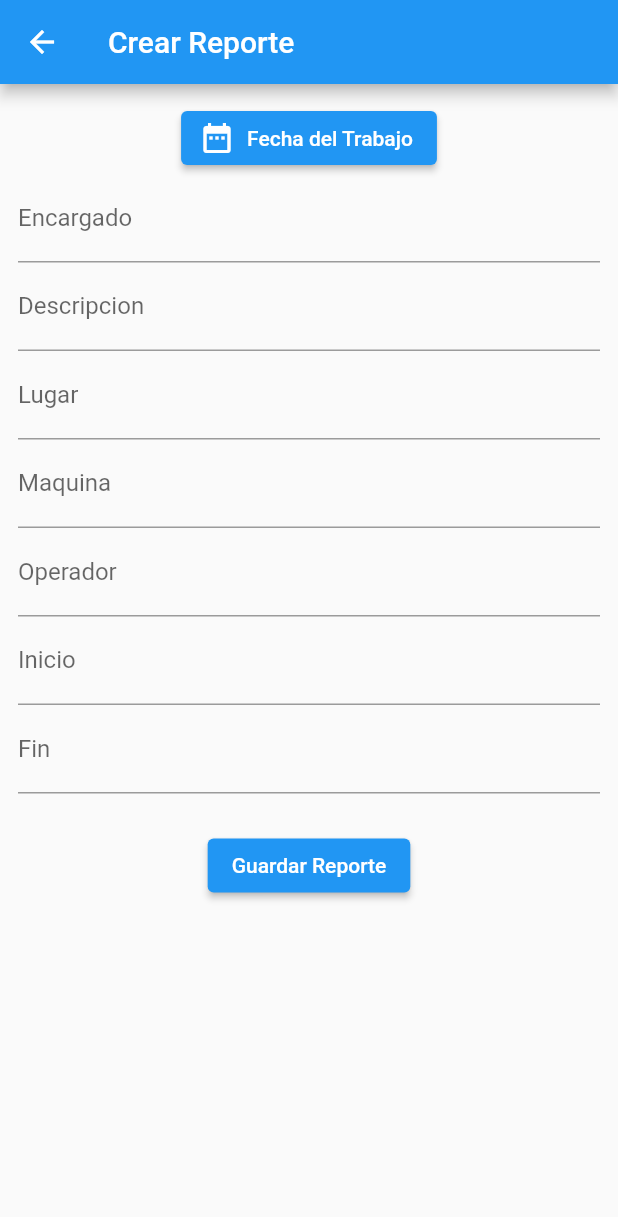
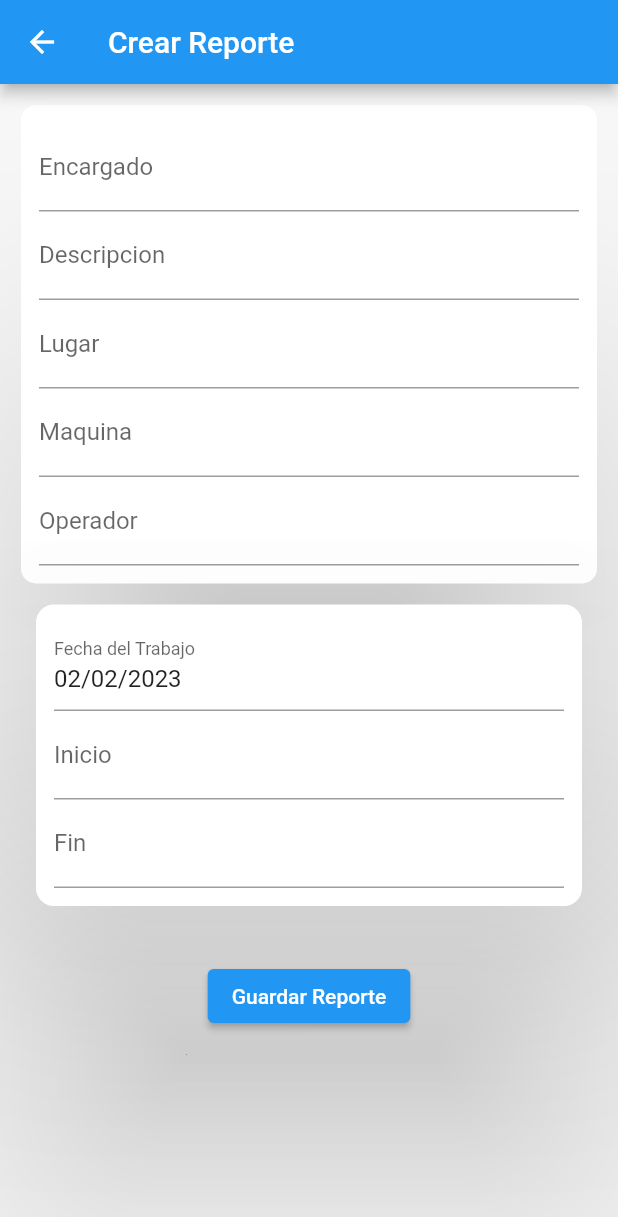
Before and after one commit to ramirezsebas/reporte_gen, a Flutter app: the CreateReportPage screen opened directly, on a phone screen of 412 x 824 dp. Shown: the top 1217 px of the screen. Run offline on Flutter 3.47's test engine with Material 2 defaults, Android fonts, the phone set to English and light mode, and no system bars; our stand-ins replace floor, get_it, open_file, pdf, sqflite; accounts and stored records are empty; generated files the repository leaves out were written again.

Commit message:
refactor: cambiamos por un inputdate field

```diff
--- a/lib/pages/create_report_page.dart
+++ b/lib/pages/create_report_page.dart
@@ -4,8 +4,15 @@ import 'package:provider/provider.dart';
 import 'package:report_generator/data/providers/loading_provider.dart';
 import 'package:report_generator/data/providers/reporte_provider.dart';
 
-class CreateReportPage extends StatelessWidget {
+class CreateReportPage extends StatefulWidget {
   const CreateReportPage({Key? key}) : super(key: key);
+
+  @override
+  State<CreateReportPage> createState() => _CreateReportPageState();
+}
+
+class _CreateReportPageState extends State<CreateReportPage> {
+  TextEditingController dateinput = TextEditingController();
   @override
   Widget build(BuildContext context) {
     var reporteProvider = context.read<ReporteProvider>();
@@ -21,56 +28,28 @@ class CreateReportPage extends StatelessWidget {
               child: SingleChildScrollView(
                 child: Column(
                   children: [
-                    Row(
-                      mainAxisAlignment: MainAxisAlignment.center,
+                    _Header(reporteProvider: reporteProvider),
+                    Card(
+                      margin: const EdgeInsets.all(12.0),
+                      elevation: 100,
+                      shape: RoundedRectangleBorder(
+                        borderRadius: BorderRadius.circular(12.0),
+                      ),
+                      child: Padding(
+                        padding: const EdgeInsets.all(12.0),
+                        child: Column(
                           children: [
-                        ElevatedButton.icon(
-                          onPressed: () async {
-                            DateTime? date = await showDatePicker(
-                              context: context,
+                            InputDatePickerFormField(
+                              firstDate: DateTime(2021),
+                              lastDate: DateTime(2111),
                               initialDate: DateTime.now(),
-                              firstDate: DateTime.now(),
-                              lastDate: DateTime(2111),
-                            );
-                            if (date != null) {
-                              reporteProvider.setFecha(date);
-                              return;
-                            }
+                              onDateSubmitted: (DateTime value) {
+                                reporteProvider.setFecha(value);
                               },
-                          icon: const Icon(Icons.date_range),
-                          label: const Text("Fecha del Trabajo"),
-                        )
-                      ],
-                    ),
-                    TextFormField(
-                      onChanged: reporteProvider.setEncargado,
-                      decoration: const InputDecoration(
-                        labelText: 'Encargado',
-                      ),
-                    ),
-                    TextFormField(
-                      onChanged: reporteProvider.setDescripcion,
-                      decoration: const InputDecoration(
-                        labelText: 'Descripcion',
-                      ),
-                    ),
-                    TextFormField(
-                      onChanged: reporteProvider.setLugar,
-                      decoration: const InputDecoration(
-                        labelText: 'Lugar',
-                      ),
-                    ),
-                    TextFormField(
-                      onChanged: reporteProvider.setMaquina,
-                      decoration: const InputDecoration(
-                        labelText: 'Maquina',
-                      ),
-                    ),
-                    TextFormField(
-                      onChanged: reporteProvider.setOperador,
-                      decoration: const InputDecoration(
-                        labelText: 'Operador',
-                      ),
+                              onDateSaved: (DateTime? value) {
+                                reporteProvider.setFecha(value!);
+                              },
+                              fieldLabelText: 'Fecha del Trabajo',
                             ),
                             TextFormField(
                               keyboardType: TextInputType.number,
@@ -85,10 +64,15 @@ class CreateReportPage extends StatelessWidget {
                             TextFormField(
                               keyboardType: TextInputType.number,
                               onChanged: (String value) {
-                        reporteProvider.setFin(double.tryParse(value) ?? 0.0);
+                                reporteProvider
+                                    .setFin(double.tryParse(value) ?? 0.0);
                               },
                               decoration: const InputDecoration(
                                 labelText: 'Fin',
+                              ),
+                            ),
+                          ],
+                        ),
                       ),
                     ),
                     const SizedBox(
@@ -139,3 +123,60 @@ class CreateReportPage extends StatelessWidget {
     );
   }
 }
+
+class _Header extends StatelessWidget {
+  const _Header({
+    Key? key,
+    required this.reporteProvider,
+  }) : super(key: key);
+
+  final ReporteProvider reporteProvider;
+
+  @override
+  Widget build(BuildContext context) {
+    return Card(
+      elevation: 100,
+      margin: const EdgeInsets.all(2.0),
+      shape: RoundedRectangleBorder(
+        borderRadius: BorderRadius.circular(10.0),
+      ),
+      child: Padding(
+        padding: const EdgeInsets.all(12.0),
+        child: Column(
+          children: [
+            TextFormField(
+              onChanged: reporteProvider.setEncargado,
+              decoration: const InputDecoration(
+                labelText: 'Encargado',
+              ),
+            ),
+            TextFormField(
+              onChanged: reporteProvider.setDescripcion,
+              decoration: const InputDecoration(
+                labelText: 'Descripcion',
+              ),
+            ),
+            TextFormField(
+              onChanged: reporteProvider.setLugar,
+              decoration: const InputDecoration(
+                labelText: 'Lugar',
+              ),
+            ),
+            TextFormField(
+              onChanged: reporteProvider.setMaquina,
+              decoration: const InputDecoration(
+                labelText: 'Maquina',
+              ),
+            ),
+            TextFormField(
+              onChanged: reporteProvider.setOperador,
+              decoration: const InputDecoration(
+                labelText: 'Operador',
+              ),
+            ),
+          ],
+        ),
+      ),
+    );
+  }
+}
```
Also changed, not shown: lib/data/providers/reporte_provider.dart (+7 -8 lines). Lines whose indentation alone changed are shown as unchanged.
